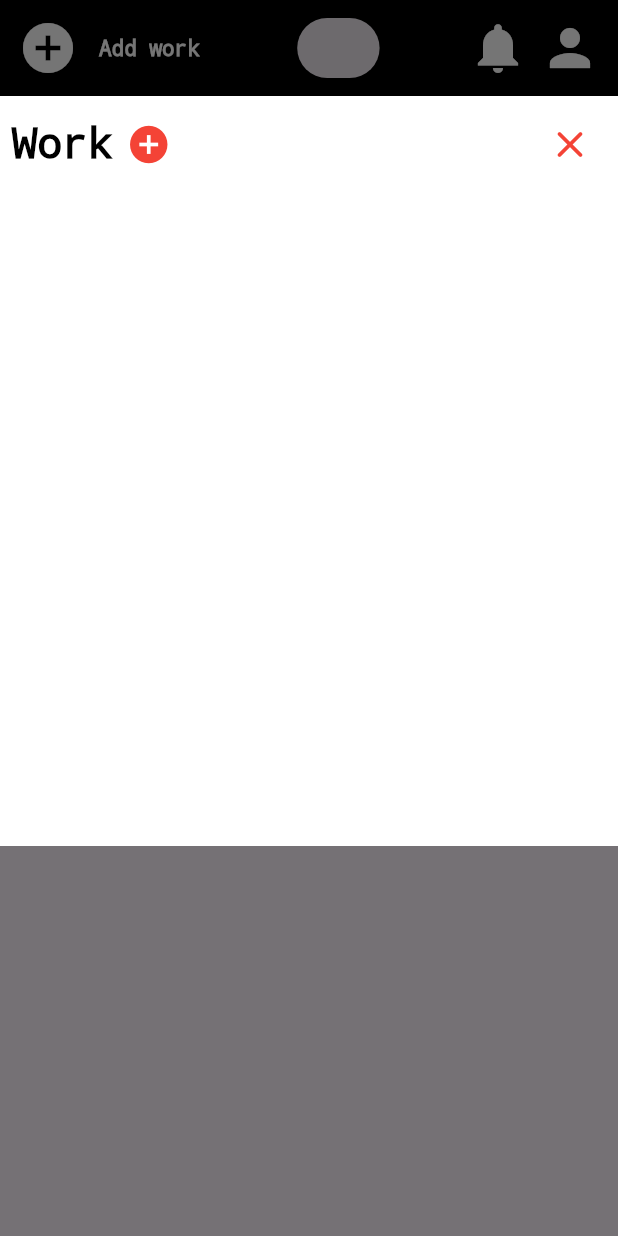
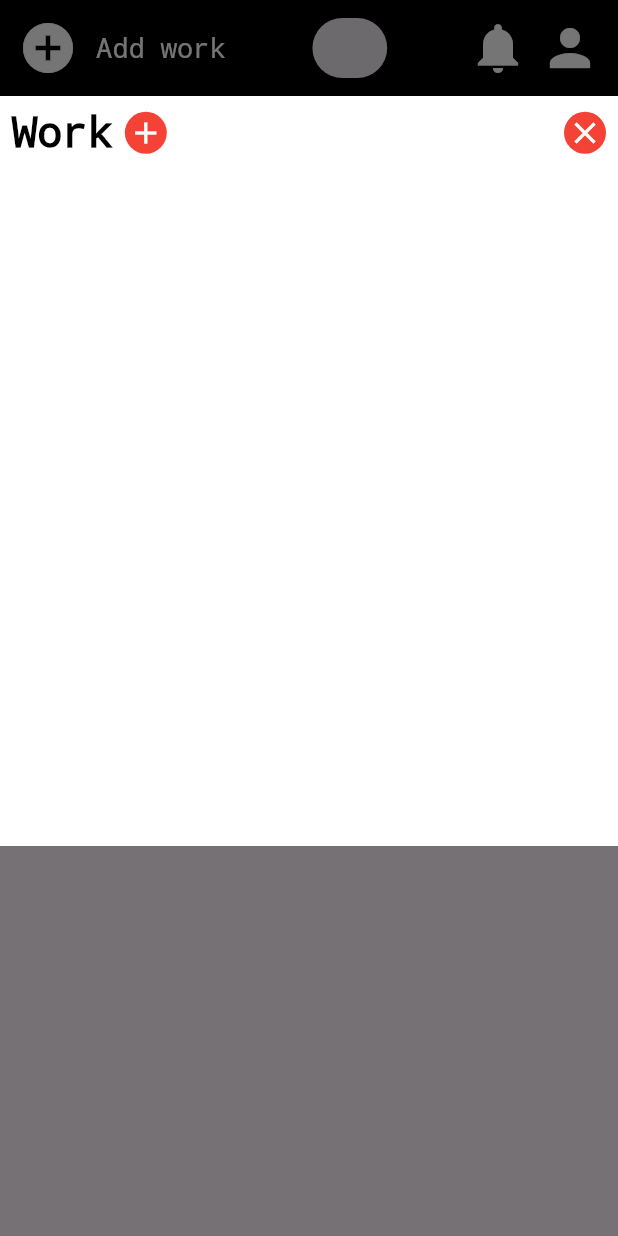
Before and after one commit to ISoftware-co-za/MyWork, a Flutter app: the screen it shows after launch, after a tap on "Add work", on a phone screen of 412 x 824 dp. Run offline on Flutter 3.47's test engine with Material 3 defaults, Android fonts, the light colour scheme and no system bars.

Commit message:
Completion of MW-3:Implement custom styling in the app

```diff
--- /dev/null
+++ b/Implementation/client_interface/lib/controls/custom_icon_buttons.dart
@@ -0,0 +1,128 @@
+import 'package:flutter/material.dart';
+
+//----------------------------------------------------------------------------------------------------------------------
+
+class IconButtonAccept extends StatelessWidget with _SizedIconButton {
+  final IconData icon;
+  final VoidCallback onPressed;
+  const IconButtonAccept(this.icon, {required this.onPressed, super.key});
+
+  @override
+  Widget build(BuildContext context) {
+    ButtonStyle style = Theme.of(context).extension<IconButtonAcceptTheme>()!.style;
+    return buildSizedIconButton(icon: icon, style: style, onPressed: onPressed);
+  }
+}
+
+//----------------------------------------------------------------------------------------------------------------------
+
+class IconButtonAcceptTheme extends ThemeExtension<IconButtonAcceptTheme> {
+  final ButtonStyle style;
+
+  const IconButtonAcceptTheme({required this.style});
+
+  @override
+  ThemeExtension<IconButtonAcceptTheme> copyWith() {
+    return IconButtonAcceptTheme(style: style);
+  }
+
+  @override
+  ThemeExtension<IconButtonAcceptTheme> lerp(covariant IconButtonAcceptTheme? other, double t) {
+    if (other == null) return this;
+    return IconButtonAcceptTheme(
+      style: ButtonStyle.lerp(style, other.style, t)!,
+    );
+  }
+}
+
+//----------------------------------------------------------------------------------------------------------------------
+
+class IconButtonReject extends StatelessWidget with _SizedIconButton {
+  final IconData icon;
+  final VoidCallback onPressed;
+  const IconButtonReject(this.icon, {required this.onPressed, super.key});
+
+  @override
+  Widget build(BuildContext context) {
+    ButtonStyle style = Theme.of(context).extension<IconButtonRejectTheme>()!.style;
+    return buildSizedIconButton(icon: icon, style: style, onPressed: onPressed);
+  }
+}
+
+//----------------------------------------------------------------------------------------------------------------------
+
+class IconButtonRejectTheme extends ThemeExtension<IconButtonRejectTheme> {
+  final ButtonStyle style;
+
+  const IconButtonRejectTheme({required this.style});
+
+  @override
+  ThemeExtension<IconButtonRejectTheme> copyWith() {
+    return IconButtonRejectTheme(style: style);
+  }
+
+  @override
+  ThemeExtension<IconButtonRejectTheme> lerp(covariant IconButtonRejectTheme? other, double t) {
+    if (other == null) return this;
+    return IconButtonRejectTheme(
+      style: ButtonStyle.lerp(style, other.style, t)!,
+    );
+  }
+}
+
+//----------------------------------------------------------------------------------------------------------------------
+
+class IconButtonAction extends StatelessWidget with _SizedIconButton {
+  final IconData icon;
+  final VoidCallback onPressed;
+  const IconButtonAction(this.icon, {required this.onPressed, super.key});
+
+  @override
+  Widget build(BuildContext context) {
+    ButtonStyle style = Theme.of(context).extension<IconButtonActionTheme>()!.style;
+    return buildSizedIconButton(icon: icon, style: style, onPressed: onPressed);
+  }
+}
+
+//----------------------------------------------------------------------------------------------------------------------
+
+class IconButtonActionTheme extends ThemeExtension<IconButtonActionTheme> {
+  final ButtonStyle style;
+
+  const IconButtonActionTheme({required this.style});
+
+  @override
+  ThemeExtension<IconButtonActionTheme> copyWith() {
+    return IconButtonActionTheme(style: style);
+  }
+
+  @override
+  ThemeExtension<IconButtonActionTheme> lerp(covariant IconButtonActionTheme? other, double t) {
+    if (other == null) return this;
+    return IconButtonActionTheme(
+      style: ButtonStyle.lerp(style, other.style, t)!,
+    );
+  }
+}
+
+//----------------------------------------------------------------------------------------------------------------------
+
+mixin _SizedIconButton {
+  SizedBox buildSizedIconButton({required IconData icon, required ButtonStyle style, required VoidCallback onPressed}) {
+    double width = style.iconSize!.resolve({})!;
+    double height = width;
+    EdgeInsetsGeometry? padding = style.padding!.resolve({});
+    if (padding != null) {
+      width += padding.horizontal;
+      height += padding.vertical;
+    }
+    return SizedBox(
+      width: width,
+      height: height,
+      child: IconButton(
+          icon: Icon(icon), style: style, onPressed: onPressed),
+    );
+  }
+}
+
+//----------------------------------------------------------------------------------------------------------------------
--- a/Implementation/client_interface/lib/dialog_work/control_header.dart
+++ b/Implementation/client_interface/lib/dialog_work/control_header.dart
@@ -1,17 +1,69 @@
+import 'dart:ui';
 import 'package:flutter/material.dart';
+
+import '../controls/custom_icon_buttons.dart';
+
+//----------------------------------------------------------------------------------------------------------------------
 
 class ControlHeader extends StatelessWidget {
   const ControlHeader({super.key});
 
   @override
   Widget build(BuildContext context) {
+    WorkDialogTheme theme = Theme.of(context).extension<WorkDialogTheme>()!;
     return Row(
+      crossAxisAlignment: CrossAxisAlignment.center,
       children: [
-        const Text('Work', style: TextStyle(fontSize: 28, decoration: TextDecoration.none, color: Colors.black)),
-        IconButton(onPressed: () => debugPrint('Add work pressed'), icon: const Icon(Icons.add_circle, color: Colors.red, size: 30), padding: const EdgeInsets.all(2)),
+        Text('Work', style: theme.headerTextStyle),
+        SizedBox(width: theme.gridSize),
+        IconButtonAction(Icons.add, onPressed: () => debugPrint('Add work pressed')),
         const Spacer(),
-        IconButton(onPressed: () => Navigator.pop(context), icon: const Icon(Icons.close_rounded, color: Colors.red, size: 30), padding: const EdgeInsets.all(2)),
+        IconButtonAction(Icons.close, onPressed: () => Navigator.pop(context))
       ],
     );
   }
 }
+
+//----------------------------------------------------------------------------------------------------------------------
+
+class WorkDialogTheme extends ThemeExtension<WorkDialogTheme> {
+
+  final double gridSize;
+  final TextStyle headerTextStyle;
+  final double width;
+  final double height;
+  final Color backgroundColor;
+
+  const WorkDialogTheme({
+    required this.gridSize,
+    required this.headerTextStyle,
+    required this.width,
+    required this.height,
+    required this.backgroundColor,
+  });
+
+  @override
+  ThemeExtension<WorkDialogTheme> copyWith() {
+    return WorkDialogTheme(
+      gridSize: gridSize,
+      headerTextStyle: headerTextStyle,
+      width: width,
+      height: height,
+      backgroundColor: backgroundColor,
+    );
+  }
+
+  @override
+  ThemeExtension<WorkDialogTheme> lerp(covariant WorkDialogTheme? other, double t) {
+    if (other == null) return this;
+    return WorkDialogTheme(
+      gridSize: lerpDouble(gridSize, other.gridSize, t)!,
+      headerTextStyle: TextStyle.lerp(headerTextStyle, other.headerTextStyle, t)!,
+      width: lerpDouble(width, other.width, t)!,
+      height: lerpDouble(height, other.height, t)!,
+      backgroundColor: Color.lerp(backgroundColor, other.backgroundColor, t)!,
+    );
+  }
+}
+
+//----------------------------------------------------------------------------------------------------------------------
--- a/Implementation/client_interface/lib/dialog_work/layout_work_dialog.dart
+++ b/Implementation/client_interface/lib/dialog_work/layout_work_dialog.dart
@@ -7,16 +7,17 @@ class LayoutWorkDialog extends StatelessWidget {
 
   @override
   Widget build(BuildContext context) {
+    WorkDialogTheme theme = Theme.of(context).extension<WorkDialogTheme>()!;
     return Container(
         alignment: Alignment.topLeft,
         padding: EdgeInsets.fromLTRB(0, Theme.of(context).appBarTheme.toolbarHeight!, 0, 0),
         child: Container(
-            width: 800,
-            height: 500,
+            width: theme.width,
+            height: theme.height,
             color: Colors.white,
-            child: const Padding(
-              padding: EdgeInsets.all(8.0),
-              child: Column(children: [
+            child: Padding(
+              padding: EdgeInsets.all(theme.gridSize),
+              child: const Column(children: [
                 ControlHeader(),
               ]),
             )));
--- /dev/null
+++ b/Implementation/client_interface/lib/header/control_button_add_work.dart
@@ -0,0 +1,15 @@
+import 'package:flutter/material.dart';
+
+class ControlButtonAddWork extends StatelessWidget {
+  const ControlButtonAddWork({super.key});
+
+  @override
+  Widget build(BuildContext context) {
+    IconThemeData iconThemeData = Theme.of(context).appBarTheme.iconTheme!;
+    return IconButton(
+        iconSize: iconThemeData.size,
+        padding: const EdgeInsets.all(2),
+        icon: Icon(Icons.add_circle, color:  iconThemeData.color),
+        onPressed: () {debugPrint('onNotificationsPressed');});
+  }
+}
--- /dev/null
+++ b/Implementation/client_interface/lib/header/control_button_select_work.dart
@@ -0,0 +1,51 @@
+import 'dart:ui';
+
+import 'package:flutter/material.dart';
+
+//----------------------------------------------------------------------------------------------------------------------
+
+class ControlButtonSelectWork extends StatelessWidget {
+  final String label;
+  final bool isMouseOver;
+  const ControlButtonSelectWork({required this.label, required this.isMouseOver, super.key});
+
+  @override
+  Widget build(BuildContext context) {
+    TextStyle titleTextStyle = Theme.of(context).appBarTheme.titleTextStyle!;
+    ControlWorkButtonTheme workButtonTheme = Theme.of(context).extension<ControlWorkButtonTheme>()!;
+    return Container(
+      padding: EdgeInsets.all(workButtonTheme.padding),
+      foregroundDecoration:
+      (isMouseOver) ? BoxDecoration(border: Border.all(color: workButtonTheme.hoverColor, width: workButtonTheme.hoverBorderWidth)) : null,
+      child: Text(label,
+          style: titleTextStyle),
+    );
+  }
+}
+
+//----------------------------------------------------------------------------------------------------------------------
+
+class ControlWorkButtonTheme extends ThemeExtension<ControlWorkButtonTheme> {
+  final double padding;
+  final Color hoverColor;
+  final double hoverBorderWidth;
+
+  const ControlWorkButtonTheme({required this.padding, required this.hoverColor, required this.hoverBorderWidth});
+
+  @override
+  ThemeExtension<ControlWorkButtonTheme> copyWith() {
+    return ControlWorkButtonTheme(padding:padding, hoverColor: hoverColor, hoverBorderWidth: hoverBorderWidth);
+  }
+
+  @override
+  ThemeExtension<ControlWorkButtonTheme> lerp(covariant ControlWorkButtonTheme? other, double t) {
+    if (other == null) return this;
+    return ControlWorkButtonTheme(
+      padding: lerpDouble(padding, other.padding, t)!,
+      hoverColor: Color.lerp(hoverColor, other.hoverColor, t)!,
+      hoverBorderWidth: lerpDouble(hoverBorderWidth, other.hoverBorderWidth, t)!,
+    );
+  }
+}
+
+//----------------------------------------------------------------------------------------------------------------------
--- a/Implementation/client_interface/lib/header/layout_header.dart
+++ b/Implementation/client_interface/lib/header/layout_header.dart
@@ -1,6 +1,6 @@
 import 'package:flutter/material.dart';
 
-import 'control_work_selector.dart';
+import 'layout_work_selector.dart';
 import 'control_search.dart';
 import 'control_notifications.dart';
 import 'control_user.dart';
--- a/Implementation/client_interface/lib/header/control_work_selector.dart
+++ b/Implementation/client_interface/lib/header/layout_work_selector.dart
@@ -1,3 +1,5 @@
+import 'package:client_interface/header/control_button_add_work.dart';
+import 'package:client_interface/header/control_button_select_work.dart';
 import 'package:flutter/material.dart';
 
 import '../dialog_work/layout_work_dialog.dart';
@@ -14,7 +16,7 @@ class _ControlWorkSelectorState extends State<ControlWorkSelector> {
   @override
   Widget build(BuildContext context) {
     return Row(mainAxisSize: MainAxisSize.min, crossAxisAlignment: CrossAxisAlignment.center, children: [
-      _createAddWorkButton(context),
+      const ControlButtonAddWork(),
       GestureDetector(
         onTap: () => _showWorkDialog(context),
         child: MouseRegion(
@@ -24,33 +26,10 @@ class _ControlWorkSelectorState extends State<ControlWorkSelector> {
           onExit: (event) => setState(() {
             _isMouseOver = false;
           }),
-          child: _createSelectWorkContainer(),
+          child: ControlButtonSelectWork(label: widget.label, isMouseOver: _isMouseOver)
         ),
       )
     ]);
-  }
-
-  IconButton _createAddWorkButton(BuildContext context) {
-    return IconButton(
-        iconSize: 40,
-        padding: const EdgeInsets.all(2),
-        icon: Icon(Icons.add_circle, color: Theme.of(context).appBarTheme.iconTheme!.color),
-        onPressed: () {
-          debugPrint('Add work button pressed');
-        });
-  }
-
-  Container _createSelectWorkContainer() {
-    return Container(
-      padding: const EdgeInsets.all(8),
-      foregroundDecoration:
-          (_isMouseOver) ? BoxDecoration(border: Border.all(color: Colors.white.withOpacity(0.3), width: 2)) : null,
-      child: Padding(
-        padding: const EdgeInsets.all(2.0),
-        child: Text(widget.label,
-            style: const TextStyle(fontSize: 14, color: Colors.white, decoration: TextDecoration.none)),
-      ),
-    );
   }
 
   void _showWorkDialog(BuildContext context) {
--- a/Implementation/client_interface/lib/main.dart
+++ b/Implementation/client_interface/lib/main.dart
@@ -1,5 +1,8 @@
 import 'package:flutter/material.dart';
 
+import 'controls/custom_icon_buttons.dart';
+import 'dialog_work/control_header.dart';
+import 'header/control_button_select_work.dart';
 import 'header/layout_header.dart';
 import 'state/state_base.dart';
 import 'state/state_note.dart';
@@ -100,13 +103,20 @@ class _CustomisedTheme {
         secondary: Colors.black,
       ),
       useMaterial3: true,
+      extensions: <ThemeExtension<dynamic>>[
+        IconButtonAcceptTheme(style: ButtonStyle(iconSize: WidgetStateProperty.all(24.0), padding: WidgetStateProperty.all(const EdgeInsets.all(2.0)), foregroundColor: WidgetStateProperty.all(Colors.green))),
+        IconButtonRejectTheme(style: ButtonStyle(iconSize: WidgetStateProperty.all(24.0), padding: WidgetStateProperty.all(const EdgeInsets.all(2.0)), foregroundColor: WidgetStateProperty.all(Colors.red))),
+        IconButtonActionTheme(style: ButtonStyle(iconSize: WidgetStateProperty.all(24.0), padding: WidgetStateProperty.all(const EdgeInsets.all(2.0)), foregroundColor: WidgetStateProperty.all(Colors.white), backgroundColor: WidgetStateProperty.all(Colors.red))),
+        ControlWorkButtonTheme(padding: 8, hoverColor: Colors.white.withOpacity(0.3), hoverBorderWidth: 2.0),
+        const WorkDialogTheme(gridSize: 8, headerTextStyle: TextStyle(fontSize: 28, decoration: TextDecoration.none, color: Colors.black), width: 800, height: 500, backgroundColor: Colors.white),
+      ]
     ).copyWith(
       appBarTheme: const AppBarTheme(
         backgroundColor: Colors.black,
         foregroundColor: Colors.white,
         toolbarHeight: 64.0,
-        iconTheme: IconThemeData(color: Colors.white),
-        titleTextStyle: TextStyle(color: Colors.white, fontSize: 20.0, decoration: TextDecoration.none),
+        iconTheme: IconThemeData(color: Colors.white, size: 40),
+        titleTextStyle: TextStyle(color: Colors.white, fontSize: 18.0, fontWeight: FontWeight.normal, decoration: TextDecoration.none),
       ));
   }
 }
--- a/Implementation/client_interface/lib/tabs/control_accept_reject.dart
+++ b/Implementation/client_interface/lib/tabs/control_accept_reject.dart
@@ -1,4 +1,6 @@
 import 'package:flutter/material.dart';
+
+import '../controls/custom_icon_buttons.dart';
 
 class ControlAcceptReject extends StatelessWidget {
   const ControlAcceptReject({super.key});
@@ -8,8 +10,8 @@ class ControlAcceptReject extends StatelessWidget {
     return Row(
       mainAxisSize: MainAxisSize.min,
       children: [
-        IconButton(onPressed: _onRejectPressed, icon: const Icon(Icons.close)),
-        IconButton(onPressed: _onAcceptPressed, icon: const Icon(Icons.check))
+        IconButtonReject(Icons.close, onPressed: _onRejectPressed),
+        IconButtonAccept(Icons.check, onPressed: _onAcceptPressed)
       ],
     );
   }
```
